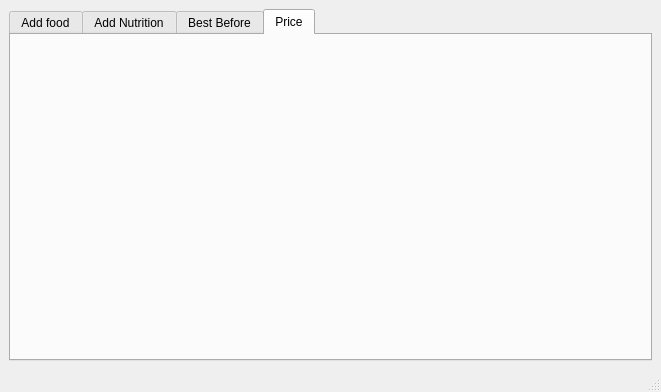
The window that gui_input.ui (buma/eatToday) describes before a commit, drawn with Qt 5.
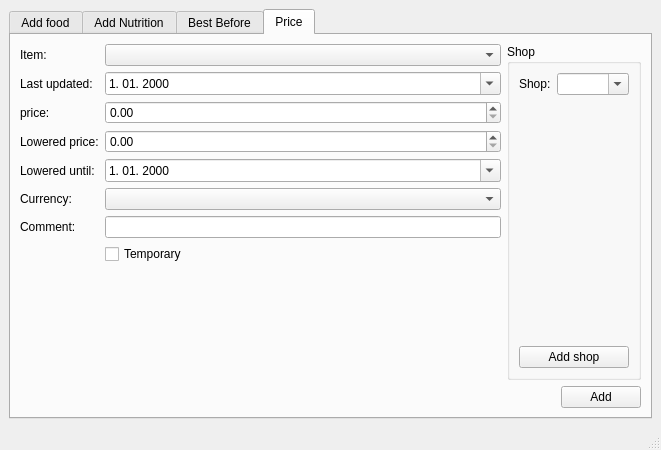
The same window after the commit. The open tabs and pages were chosen to show the change.

Commit message: Made GUI and DB for adding price INFO

The edit to the form file:
```diff
--- a/gui_input.ui
+++ b/gui_input.ui
@@ -7,7 +7,7 @@
     <x>0</x>
     <y>0</y>
     <width>661</width>
-    <height>392</height>
+    <height>450</height>
    </rect>
   </property>
   <property name="windowTitle">
@@ -214,6 +214,181 @@
        <attribute name="title">
         <string>Price</string>
        </attribute>
+       <layout class="QVBoxLayout" name="verticalLayout_6">
+        <item>
+         <layout class="QHBoxLayout" name="horizontalLayout_6">
+          <item>
+           <layout class="QFormLayout" name="formLayout_4">
+            <item row="0" column="0">
+             <widget class="QLabel" name="label_9">
+              <property name="text">
+               <string>Item:</string>
+              </property>
+             </widget>
+            </item>
+            <item row="0" column="1">
+             <widget class="QComboBox" name="cb_price_item"/>
+            </item>
+            <item row="1" column="0">
+             <widget class="QLabel" name="label_10">
+              <property name="text">
+               <string>Last updated:</string>
+              </property>
+             </widget>
+            </item>
+            <item row="1" column="1">
+             <widget class="QDateEdit" name="de_last_updated">
+              <property name="currentSection">
+               <enum>QDateTimeEdit::DaySection</enum>
+              </property>
+              <property name="displayFormat">
+               <string>d. MM. yyyy</string>
+              </property>
+              <property name="calendarPopup">
+               <bool>true</bool>
+              </property>
+             </widget>
+            </item>
+            <item row="2" column="0">
+             <widget class="QLabel" name="label_11">
+              <property name="text">
+               <string>price:</string>
+              </property>
+             </widget>
+            </item>
+            <item row="2" column="1">
+             <widget class="QDoubleSpinBox" name="dsp_price"/>
+            </item>
+            <item row="3" column="0">
+             <widget class="QLabel" name="label_12">
+              <property name="text">
+               <string>Lowered price:</string>
+              </property>
+             </widget>
+            </item>
+            <item row="3" column="1">
+             <widget class="QDoubleSpinBox" name="dsp_low_price"/>
+            </item>
+            <item row="4" column="0">
+             <widget class="QLabel" name="label_13">
+              <property name="text">
+               <string>Lowered until:</string>
+              </property>
+             </widget>
+            </item>
+            <item row="4" column="1">
+             <widget class="QDateEdit" name="de_low_untill">
+              <property name="displayFormat">
+               <string>d. MM. yyyy</string>
+              </property>
+              <property name="calendarPopup">
+               <bool>true</bool>
+              </property>
+             </widget>
+            </item>
+            <item row="5" column="0">
+             <widget class="QLabel" name="label_14">
+              <property name="text">
+               <string>Currency:</string>
+              </property>
+             </widget>
+            </item>
+            <item row="5" column="1">
+             <widget class="QComboBox" name="cb_currency"/>
+            </item>
+            <item row="6" column="0">
+             <widget class="QLabel" name="label_15">
+              <property name="text">
+               <string>Comment:</string>
+              </property>
+             </widget>
+            </item>
+            <item row="6" column="1">
+             <widget class="QLineEdit" name="le_comment"/>
+            </item>
+            <item row="7" column="0">
+             <spacer name="horizontalSpacer">
+              <property name="orientation">
+               <enum>Qt::Horizontal</enum>
+              </property>
+              <property name="sizeHint" stdset="0">
+               <size>
+                <width>40</width>
+                <height>20</height>
+               </size>
+              </property>
+             </spacer>
+            </item>
+            <item row="7" column="1">
+             <widget class="QCheckBox" name="cb_temporary">
+              <property name="text">
+               <string>Temporary</string>
+              </property>
+             </widget>
+            </item>
+           </layout>
+          </item>
+          <item>
+           <widget class="QGroupBox" name="groupBox">
+            <property name="title">
+             <string>Shop</string>
+            </property>
+            <layout class="QVBoxLayout" name="verticalLayout_5">
+             <item>
+              <layout class="QFormLayout" name="formLayout_3">
+               <item row="0" column="0">
+                <widget class="QLabel" name="label_8">
+                 <property name="text">
+                  <string>Shop:</string>
+                 </property>
+                </widget>
+               </item>
+               <item row="0" column="1">
+                <widget class="QComboBox" name="cb_shop">
+                 <property name="editable">
+                  <bool>true</bool>
+                 </property>
+                </widget>
+               </item>
+              </layout>
+             </item>
+             <item>
+              <widget class="QPushButton" name="pb_add_shop">
+               <property name="text">
+                <string>Add shop</string>
+               </property>
+              </widget>
+             </item>
+            </layout>
+           </widget>
+          </item>
+         </layout>
+        </item>
+        <item>
+         <layout class="QHBoxLayout" name="horizontalLayout_7">
+          <item>
+           <spacer name="horizontalSpacer_2">
+            <property name="orientation">
+             <enum>Qt::Horizontal</enum>
+            </property>
+            <property name="sizeHint" stdset="0">
+             <size>
+              <width>40</width>
+              <height>20</height>
+             </size>
+            </property>
+           </spacer>
+          </item>
+          <item>
+           <widget class="QPushButton" name="pb_add_price">
+            <property name="text">
+             <string>Add</string>
+            </property>
+           </widget>
+          </item>
+         </layout>
+        </item>
+       </layout>
       </widget>
      </widget>
     </item>
```
Left out of the diff: 4 changed lines with no effect on the pictures. The commit also changes 2 other files.
